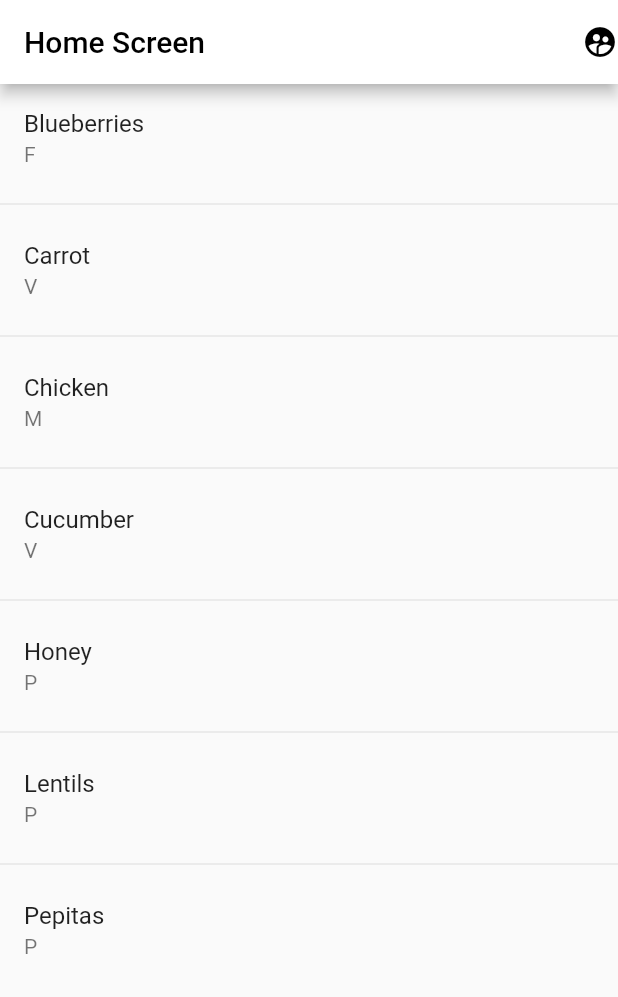
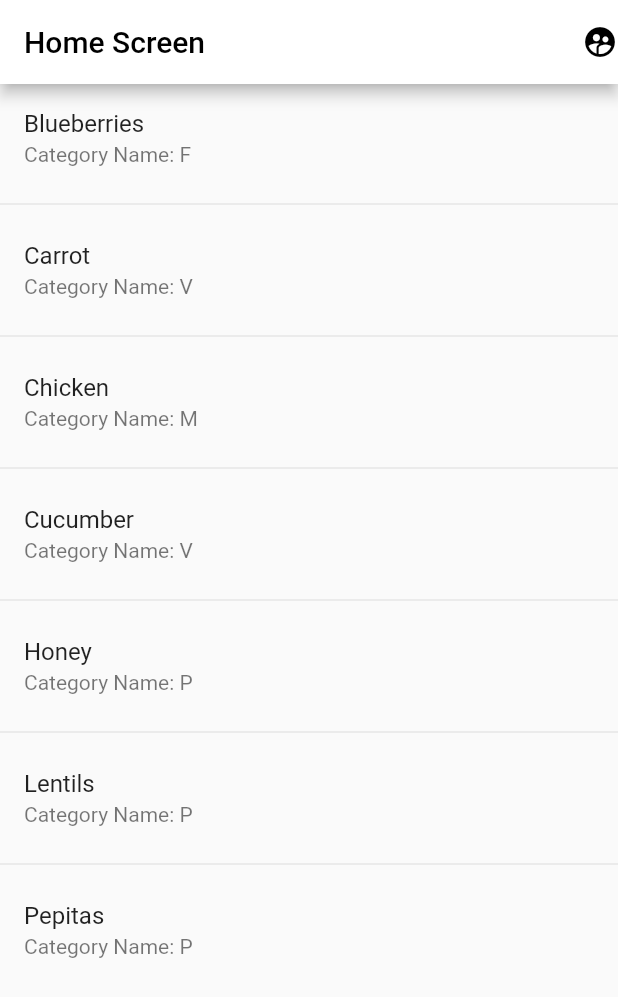
Before and after one commit to ravikesh4/savvient-task, a Flutter app: the screen it shows after launch, on a phone screen of 412 x 824 dp. Shown: the top 997 px of the screen. Run offline on Flutter 3.47's test engine with Material 2 defaults, Android fonts, the light colour scheme and no system bars.

Commit message:
category-name

```diff
--- a/lib/screens/HomeScreen.dart
+++ b/lib/screens/HomeScreen.dart
@@ -52,7 +52,7 @@ class _HomeScreenState extends State<HomeScreen> {
         itemBuilder: (context, index) {
           return ListTile(
             title: Text(_category[index]["item_name"]),
-            subtitle: Text(_category[index]["category_name"]),
+            subtitle: Text("Category Name: ${_category[index]["category_name"]}"),
           );
         },
       ),
```
